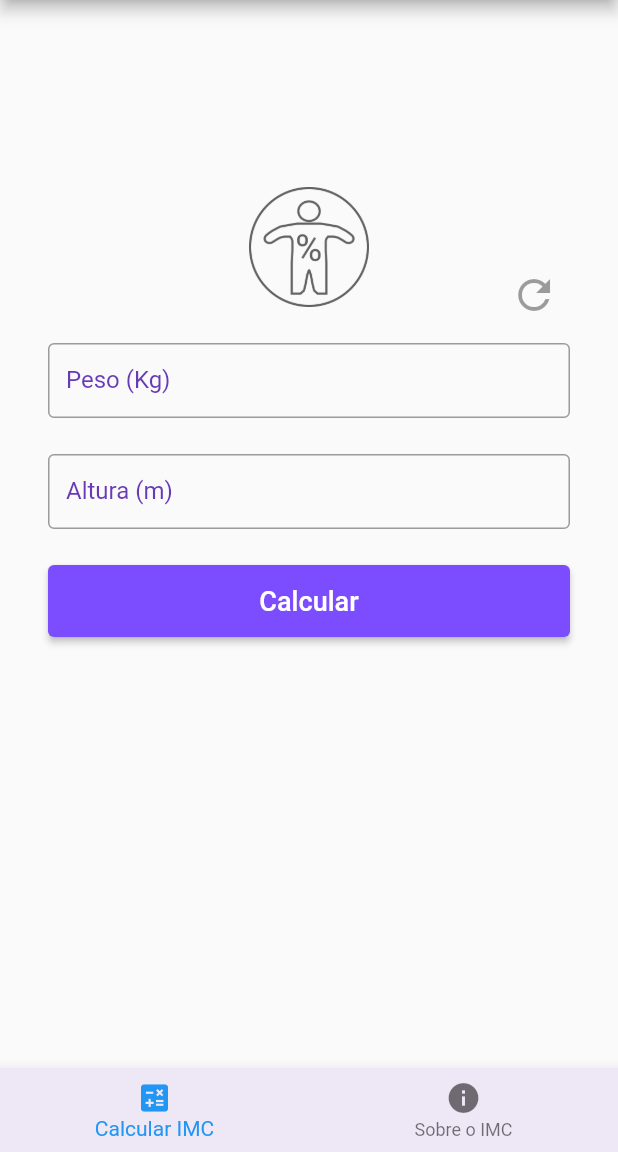
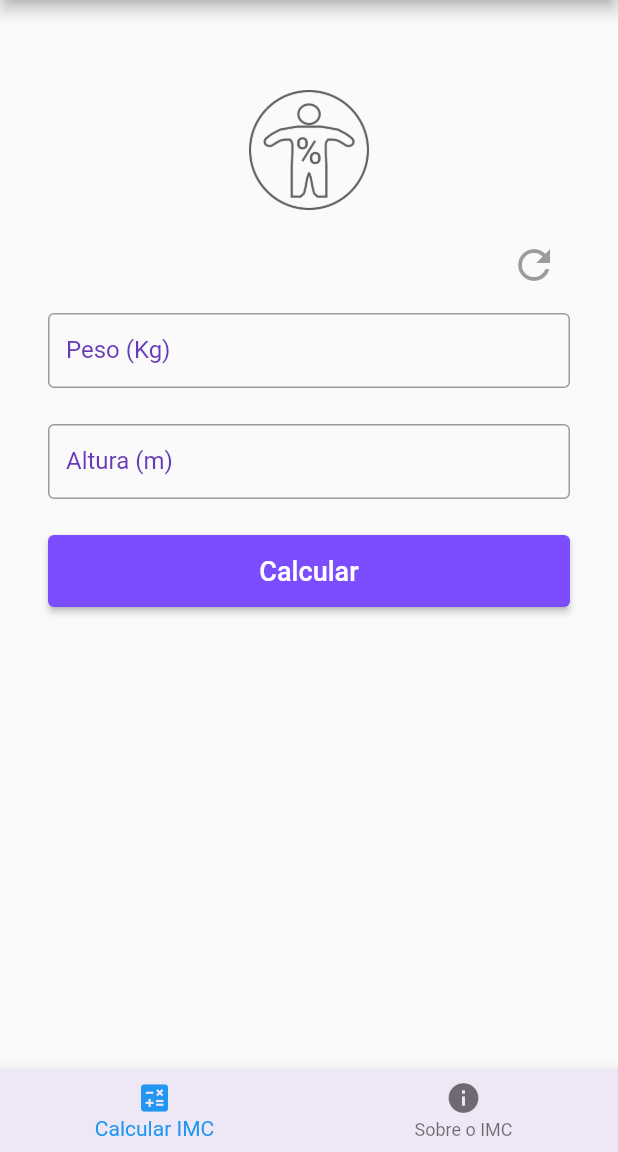
Before and after one commit to Gabriel-S-Souza/imc_calculator_with_flutter, a Flutter app: the screen it shows after launch, on a phone screen of 412 x 824 dp, the part 84-1236 px from its top. Run offline on Flutter 3.47's test engine with Material 2 defaults, Android fonts, the phone set to English and light mode, and no system bars.

Commit message:
updat positioning

```diff
--- a/lib/pages/imc_calculator.dart
+++ b/lib/pages/imc_calculator.dart
@@ -60,14 +60,17 @@ class ImcCalculatorState extends State<ImcCalculator> {
             //Essa configuração abaixo faz com que todos os filhos sejam
             //esticados até os limites do pai no eixo cruzado:
             crossAxisAlignment: CrossAxisAlignment.stretch,
-            mainAxisAlignment: MainAxisAlignment.center,
+            mainAxisAlignment: MainAxisAlignment.start,
             children: <Widget>[
               Stack(
-                alignment: AlignmentDirectional.center,
+                alignment: AlignmentDirectional.topCenter,
                 children: [
                   //TODO: Substituir e reposicionar icone
                   Padding(
-                    padding: const EdgeInsets.only(bottom: 24),
+                    padding: EdgeInsets.only(
+                      top: 60,
+                      bottom: MediaQuery.of(context).size.height/12,
+                      ),
                     child: Image.asset(
                       "assets/images/imc-men.png",
                       width: 80,
```
